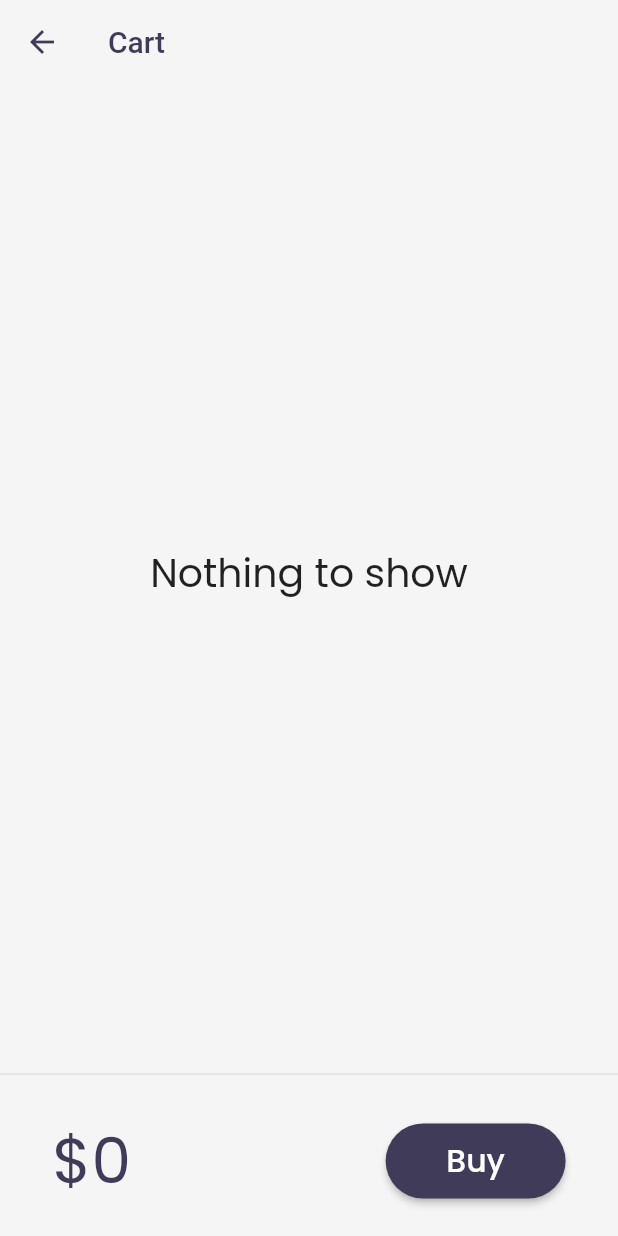
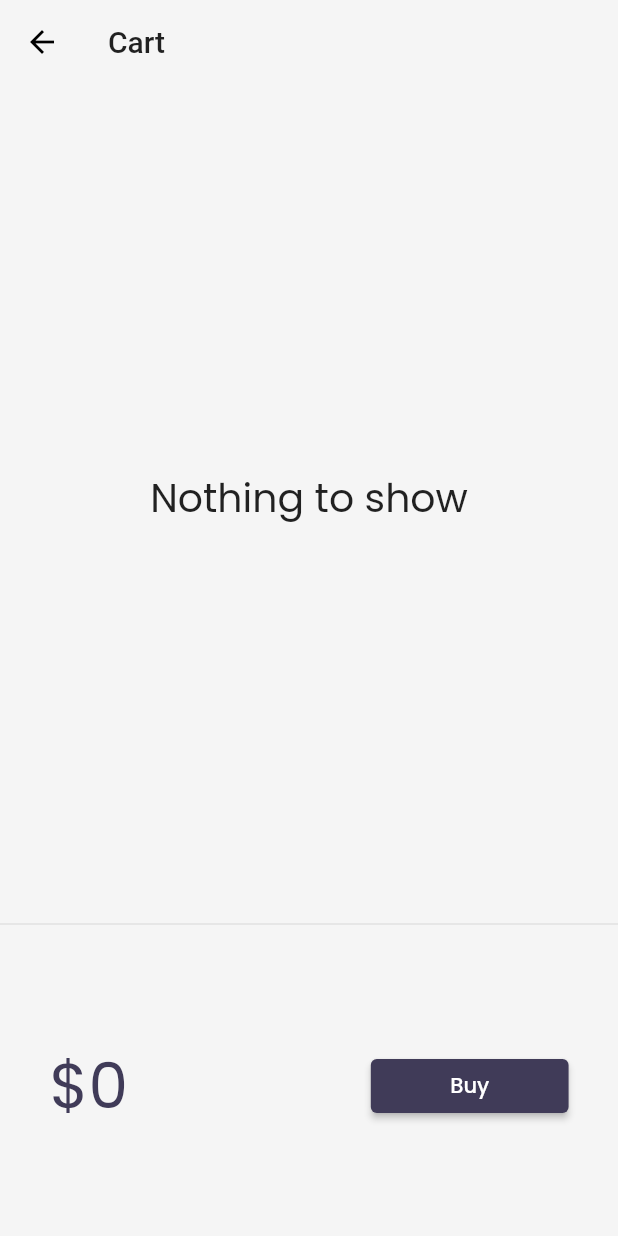
Before and after one commit to Harshad1999/30DaysOfFlutter, a Flutter app: the CartPage screen opened by its route, on a phone screen of 412 x 824 dp. Run offline on Flutter 3.47's test engine with Material 2 defaults, Android fonts, the phone set to English and light mode, and no system bars; drawn by our look-alikes of velocity_x; our stand-ins replace google_fonts; missing offline and left inert: vxstate; network calls fail.

```diff
--- a/lib/Pages/cart_page.dart
+++ b/lib/Pages/cart_page.dart
@@ -9,28 +9,26 @@ class CartPage extends StatelessWidget {
     return Scaffold(
       backgroundColor: context.canvasColor,
       appBar: AppBar(
-        iconTheme: IconThemeData(color: context.accentColor),
         backgroundColor: Colors.transparent,
-        title: "Cart".text.color(context.accentColor).make(),
+        title: "Cart".text.make(),
       ),
       body: Column(
         children: [
           _CartList().p32().expand(),
           Divider(),
-          _CardTotal(),
+          _CartTotal(),
         ],
       ),
     );
   }
 }
 
-class _CardTotal extends StatelessWidget {
+class _CartTotal extends StatelessWidget {
   @override
   Widget build(BuildContext context) {
     final CartModel _cart = (VxState.store as MyStore).cart;
-
     return SizedBox(
-      height: 100,
+      height: 200,
       child: Row(
         mainAxisAlignment: MainAxisAlignment.spaceAround,
         children: [
@@ -42,19 +40,15 @@ class _CardTotal extends StatelessWidget {
           30.widthBox,
           ElevatedButton(
             onPressed: () {
-              ScaffoldMessenger.of(context).showSnackBar(
-                SnackBar(content: "Buying not supported yet.".text.make()),
-              );
+              ScaffoldMessenger.of(context).showSnackBar(SnackBar(
+                content: "Buying not supported yet.".text.make(),
+              ));
             },
             style: ButtonStyle(
-              backgroundColor:
-                  MaterialStateProperty.all(context.theme.buttonColor),
-              shape: MaterialStateProperty.all(
-                StadiumBorder(),
-              ),
-            ),
-            child: "Buy".text.xl2.make(),
-          ).wh(120, 50),
+                backgroundColor:
+                    MaterialStateProperty.all(context.theme.buttonColor)),
+            child: "Buy".text.white.make(),
+          ).w32(context)
         ],
       ),
     );
@@ -64,8 +58,8 @@ class _CardTotal extends StatelessWidget {
 class _CartList extends StatelessWidget {
   @override
   Widget build(BuildContext context) {
+    VxState.watch(context, on: [RemoveMutation]); //changeee
     final CartModel _cart = (VxState.store as MyStore).cart;
-
     return _cart.items.isEmpty
         ? "Nothing to show".text.xl3.makeCentered()
         : ListView.builder(
@@ -74,10 +68,7 @@ class _CartList extends StatelessWidget {
               leading: Icon(Icons.done),
               trailing: IconButton(
                 icon: Icon(Icons.remove_circle_outline),
-                onPressed: () {
-                  _cart.remove(_cart.items[index]);
-                  //setState(() {});
-                },
+                onPressed: () => RemoveMutation(_cart.items[index]),
               ),
               title: _cart.items[index].name.text.make(),
             ),
--- a/lib/model/cart.dart
+++ b/lib/model/cart.dart
@@ -32,9 +32,9 @@ class CartModel {
 
   //remove Item
 
-  void remove(Item item) {
-    _itemIds.remove(item.id);
-  }
+  // void remove(Item item) {
+  //   _itemIds.remove(item.id);
+  // }
 }
 
 class AddMutation extends VxMutation<MyStore> {
@@ -47,3 +47,14 @@ class AddMutation extends VxMutation<MyStore> {
     store.cart._itemIds.add(item.id);
   }
 }
+
+class RemoveMutation extends VxMutation<MyStore> {
+  final Item item;
+
+  RemoveMutation(this.item);
+  @override
+  perform() {
+    // TODO: implement perform
+    store.cart._itemIds.remove(item.id);
+  }
+}
--- a/lib/widgets/home_Widgets/add_to_cart.dart
+++ b/lib/widgets/home_Widgets/add_to_cart.dart
@@ -15,7 +15,9 @@ class AddToCart extends StatelessWidget {
 
   @override
   Widget build(BuildContext context) {
-    VxState.listen(context, to: [AddMutation]);
+
+    VxState.watch(context, on: [AddMutation , RemoveMutation]); //CHANGEEEEE
+
     final CartModel _cart = (VxState.store as MyStore).cart;
     bool isInCart = _cart.items.contains(catalog) ?? false;
     return ElevatedButton(
--- a/pubspec.yaml
+++ b/pubspec.yaml
@@ -31,8 +31,7 @@ dependencies:
   # The following adds the Cupertino Icons font to your application.
   # Use with the CupertinoIcons class for iOS style icons.
   cupertino_icons: ^1.0.2
-  velocity_x: ^3.3.0
-  vxstate: any
+  velocity_x: any
 
   #google_fonts: ^2.1.0
 
```
Also changed, not shown: pubspec.lock.
